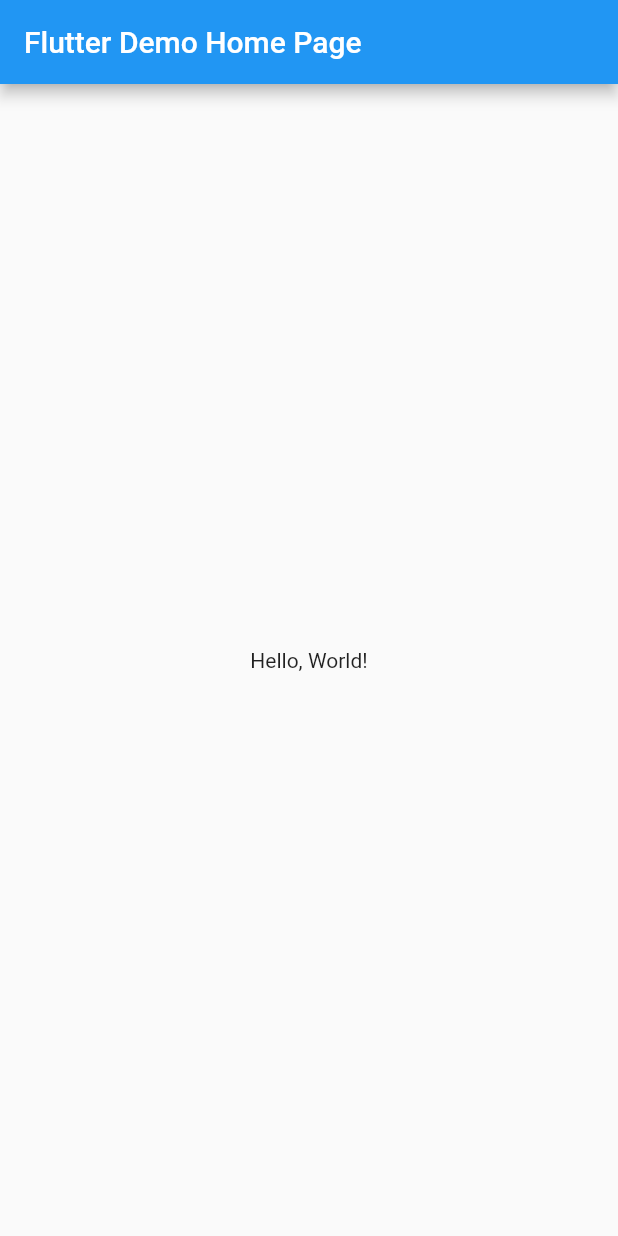
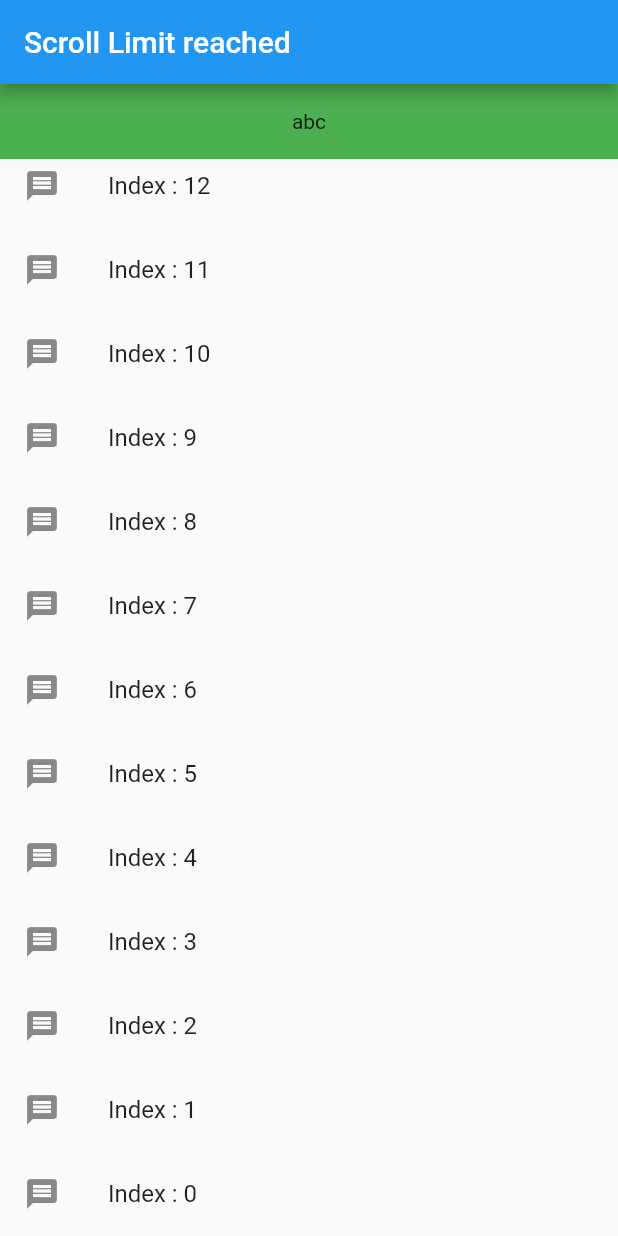
Before and after one commit to hieutle2011/flutter-examples, a Flutter app: the screen it shows after launch, on a phone screen of 412 x 824 dp. Run offline on Flutter 3.47's test engine with Material 2 defaults, Android fonts, the phone set to English and light mode, and no system bars; missing offline and left inert: flutter_web.

Commit message:
add working sample

```diff
--- a/lib/main.dart
+++ b/lib/main.dart
@@ -11,31 +11,71 @@ class MyApp extends StatelessWidget {
       theme: ThemeData(
         primarySwatch: Colors.blue,
       ),
-      home: MyHomePage(title: 'Flutter Demo Home Page'),
+      home: HomePage(title: 'Flutter Demo Home Page'),
     );
   }
 }
 
-class MyHomePage extends StatelessWidget {
-  MyHomePage({Key key, this.title}) : super(key: key);
+class HomePage extends StatefulWidget {
+  HomePage({Key key, this.title}) : super(key: key);
+  final String title;
 
-  final String title;
+  @override
+  _HomePageState createState() => _HomePageState();
+}
+
+class _HomePageState extends State<HomePage> {
+  String message = "abc";
+  ScrollController _controller;
+
+  _scrollListener() {
+    if (_controller.offset >= _controller.position.maxScrollExtent) {
+      setState(() {
+        message = 'reach the bottom';
+      });
+    } else if (_controller.offset <= _controller.position.minScrollExtent) {
+      setState(() {
+        message = 'reach the top';
+      });
+    }
+  }
+
+  @override
+  void initState() {
+    _controller = ScrollController();
+    _controller.addListener(_scrollListener);
+    super.initState();
+  }
 
   @override
   Widget build(BuildContext context) {
     return Scaffold(
       appBar: AppBar(
-        title: Text(title),
+        title: Text("Scroll Limit reached"),
       ),
-      body: Center(
-        child: Column(
-          mainAxisAlignment: MainAxisAlignment.center,
-          children: <Widget>[
-            Text(
-              'Hello, World!',
+      body: Column(
+        children: <Widget>[
+          Container(
+            height: 50.0,
+            color: Colors.green,
+            child: Center(
+              child: Text(message),
             ),
-          ],
-        ),
+          ),
+          Expanded(
+            child: ListView.builder(
+              reverse: true,
+              controller: _controller,
+              itemCount: 15,
+              itemBuilder: (context, index) {
+                return ListTile(
+                  leading: Icon(Icons.message),
+                  title: Text("Index : $index"),
+                );
+              },
+            ),
+          ),
+        ],
       ),
     );
   }
--- a/pubspec.yaml
+++ b/pubspec.yaml
@@ -1,5 +1,6 @@
 name: init
-description: An app built using Flutter for web
+description: An app for ScrollController and ScrollNotification
+  https://medium.com/@diegoveloper/flutter-lets-know-the-scrollcontroller-and-scrollnotification-652b2685a4ac
 
 environment:
   # You must be using Flutter >=1.5.0 or Dart >=2.3.0
```
